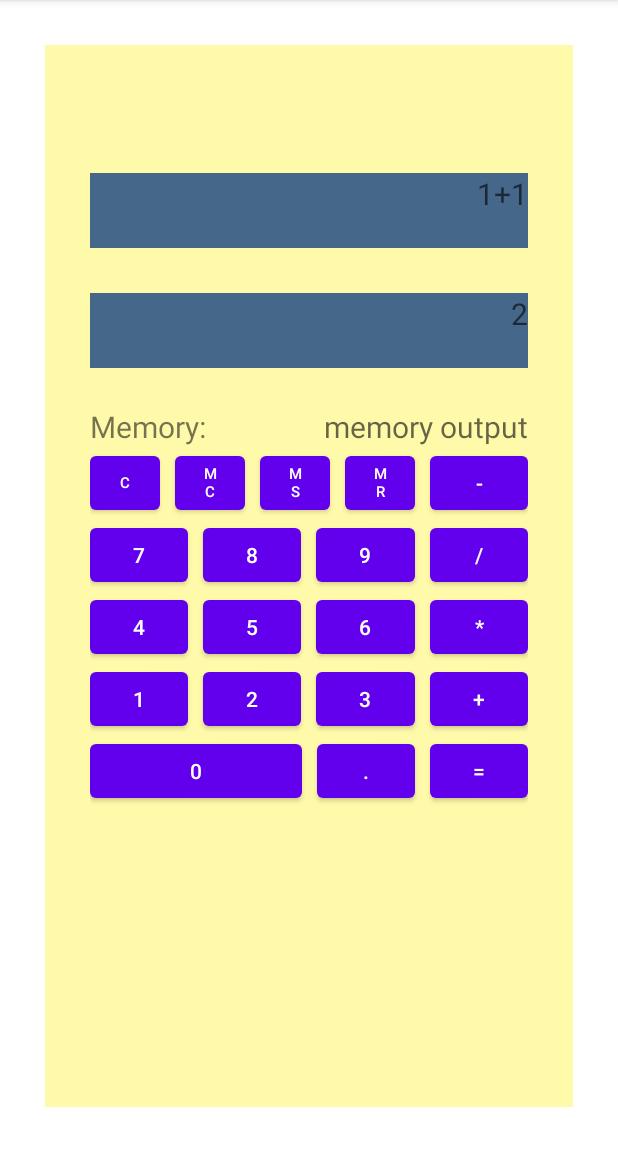
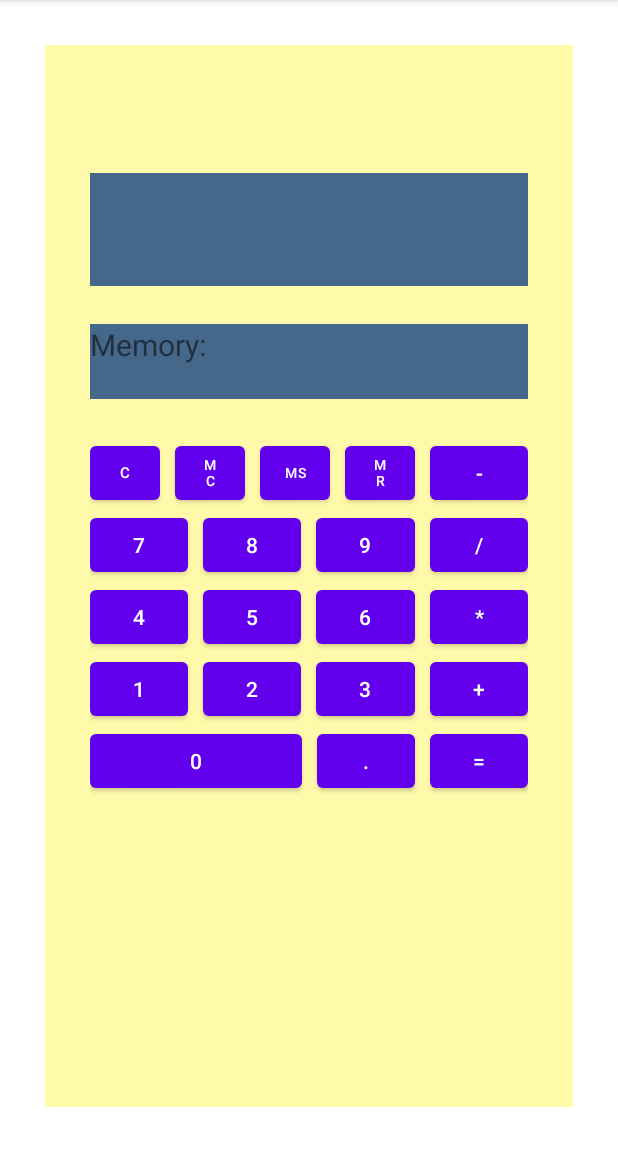
Before and after one commit to MicheleRabesco/AndroidProgramming, an Android app: the screen it shows after launch (MainActivity), on a phone screen of 412 x 824 dp, the part 84-1236 px from its top. Run offline under Robolectric (Android 15) with nearby library versions, the phone set to English and light mode, and no system bars.

Commit message:
Layout minor fix

```diff
--- a/calcolatrice/src/main/res/layout/activity_main.xml
+++ b/calcolatrice/src/main/res/layout/activity_main.xml
@@ -28,18 +28,16 @@
                 android:layout_marginTop="60dp"
                 android:background="#456789"
                 android:gravity="right"
-                android:hint="1+1"
                 android:text=""
                 android:textSize="20sp" />
 
             <TextView
                 android:id="@+id/resultDisplay"
                 android:layout_width="match_parent"
-                android:layout_height="50dp"
-                android:layout_marginTop="30dp"
+                android:layout_height="25dp"
+                android:layout_marginTop="0dp"
                 android:background="#456789"
                 android:gravity="right"
-                android:hint="2"
                 android:text=""
                 android:textSize="20sp" />
 
@@ -47,22 +45,23 @@
                 android:layout_width="match_parent"
                 android:layout_height="wrap_content"
                 android:orientation="horizontal"
-                android:paddingTop="25dp">
+                android:paddingTop="25dp"
+                android:paddingBottom="25dp">
 
                 <TextView
                     android:layout_width="wrap_content"
-                    android:layout_height="wrap_content"
-                    android:background="#fffaaa"
+                    android:layout_height="50dp"
+                    android:background="#456789"
                     android:text="Memory:"
                     android:textSize="20sp" />
 
                 <TextView
                     android:id="@+id/memoryDisplay"
                     android:layout_width="match_parent"
-                    android:layout_height="wrap_content"
-                    android:background="#fffaaa"
+                    android:layout_height="50dp"
+                    android:background="#456789"
                     android:gravity="right"
-                    android:hint="memory output"
+                    android:text=""
                     android:textSize="20sp" />
 
             </LinearLayout>
@@ -98,7 +97,7 @@
                         android:layout_gravity="fill"
                         android:layout_marginLeft="10sp"
                         android:text="MC"
-                        android:textSize="10dp" />
+                        android:textSize="9dp" />
 
                     <Button
                         android:id="@+id/memorySave"
@@ -109,7 +108,7 @@
                         android:layout_gravity="fill"
                         android:layout_marginLeft="10sp"
                         android:text="MS"
-                        android:textSize="10dp" />
+                        android:textSize="9dp" />
 
                     <Button
                         android:id="@+id/memoryRecall"
@@ -120,7 +119,7 @@
                         android:layout_gravity="fill"
                         android:layout_marginLeft="10sp"
                         android:text="MR"
-                        android:textSize="10dp" />
+                        android:textSize="9dp" />
 
                     <Button
                         android:id="@+id/subtract"
```
